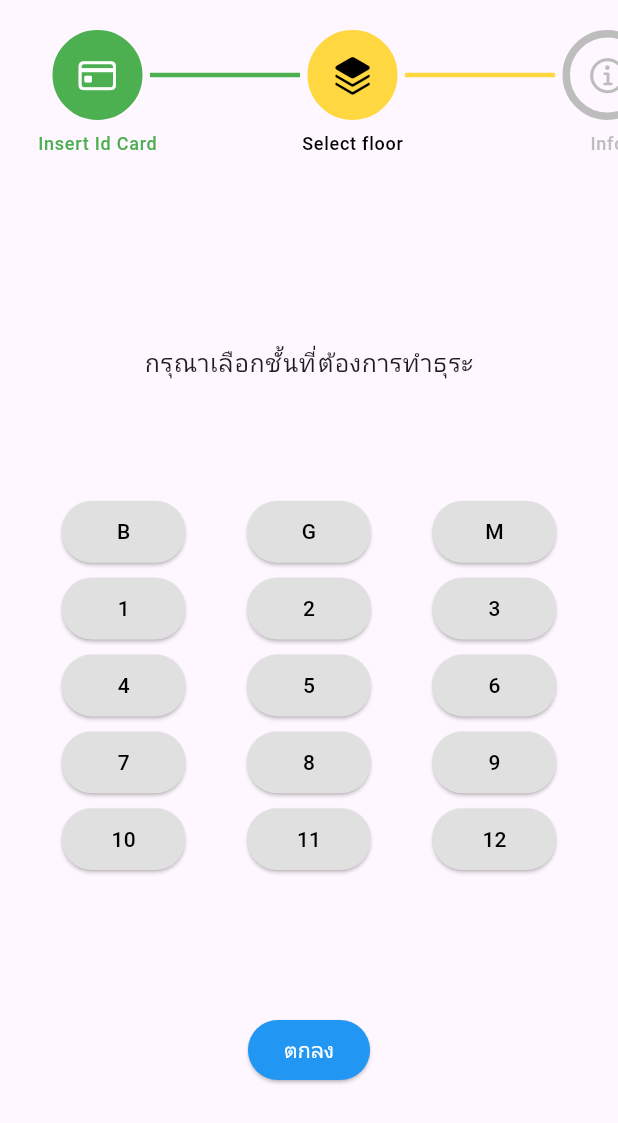
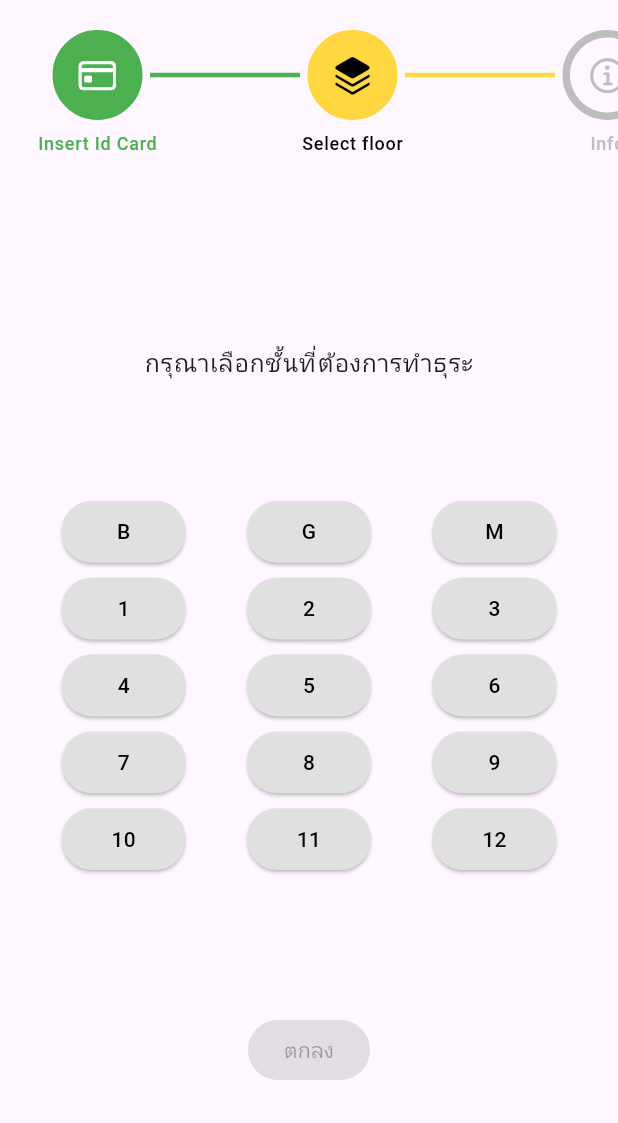
Before and after one commit to Hiyashiman/visitor_fe, a Flutter app: the screen it shows after launch, after a tap on "เริ่มรายการ", on a phone screen of 412 x 824 dp. Shown: the top 1123 px of the screen. Run offline on Flutter 3.47's test engine with Material 3 defaults, Android fonts, the phone set to English and light mode, and no system bars; drawn by our look-alikes of easy_stepper; our stand-ins replace lottie.

Commit message:
ปิดการใช้งานปุ่มถ้าไม่มีการเลือกชั้น

```diff
--- a/visitor/lib/pages/select_floor.dart
+++ b/visitor/lib/pages/select_floor.dart
@@ -86,6 +86,7 @@ class _KeypadState extends State<Keypad> {
     setState(() {
       _isButtonSelected = true;
       _selectedKey = label;
+      _SelectedFloor = label;
     });
     _resetInactivityTimer(); // รีเซ็ต Timer เมื่อมีการโต้ตอบ
   }
@@ -155,19 +156,23 @@ class _KeypadState extends State<Keypad> {
           padding: const EdgeInsets.only(bottom: 100.0),
           child: ElevatedButton(
             style: ElevatedButton.styleFrom(
-              backgroundColor: Colors.blue,
+              backgroundColor: _isButtonSelected
+                  ? Colors.blue
+                  : Colors.grey, // ปรับสีเมื่อปุ่มสามารถกดได้
               foregroundColor: Colors.white,
             ),
-            onPressed: () {
+            onPressed: _isButtonSelected
+                ? () {
                     _inactivityTimer?.cancel();
                     mockSaveSelectedFloor(_selectedKey);
                     Navigator.push(
                       context,
                       MaterialPageRoute(
-                    builder: (context) => const PersonalDataConsentScreen()),
+                          builder: (context) =>
+                              const PersonalDataConsentScreen()),
                     ).then((_) => _resetInactivityTimer());
-            },
-            // ใช้ _isButtonSelected เพื่อควบคุมการเปิดใช้งานของปุ่ม
+                  }
+                : null,
             child: const Text('ตกลง'),
           ),
         ),
```
Lines whose indentation alone changed are shown as unchanged.
